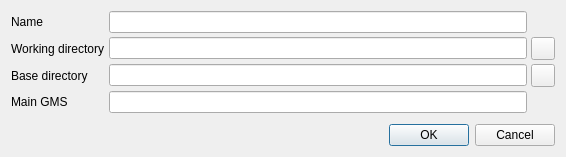
Qt form src/file/projectoptions.ui (GAMS-dev/studio) before a commit.
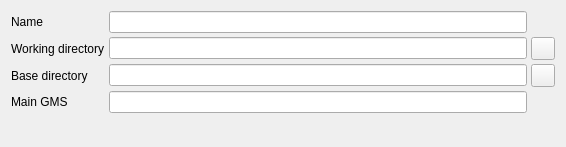
The same form after that commit. Icons and pictures are not drawn.

Commit message: open project options as editor, ensure unique project name, named user roles

What changed in the file:
```diff
--- a/src/file/projectoptions.ui
+++ b/src/file/projectoptions.ui
@@ -1,13 +1,13 @@
 <?xml version="1.0" encoding="UTF-8"?>
 <ui version="4.0">
  <class>gams::studio::project::ProjectOptions</class>
- <widget class="QDialog" name="gams::studio::project::ProjectOptions">
+ <widget class="QWidget" name="gams::studio::project::ProjectOptions">
   <property name="geometry">
    <rect>
     <x>0</x>
     <y>0</y>
     <width>566</width>
-    <height>157</height>
+    <height>147</height>
    </rect>
   </property>
   <property name="windowTitle">
@@ -110,13 +110,6 @@
      </layout>
     </widget>
    </item>
-   <item>
-    <widget class="QDialogButtonBox" name="buttonBox">
-     <property name="standardButtons">
-      <set>QDialogButtonBox::Cancel|QDialogButtonBox::Ok</set>
-     </property>
-    </widget>
-   </item>
   </layout>
  </widget>
  <tabstops>
```
The commit also changes 19 other files.
